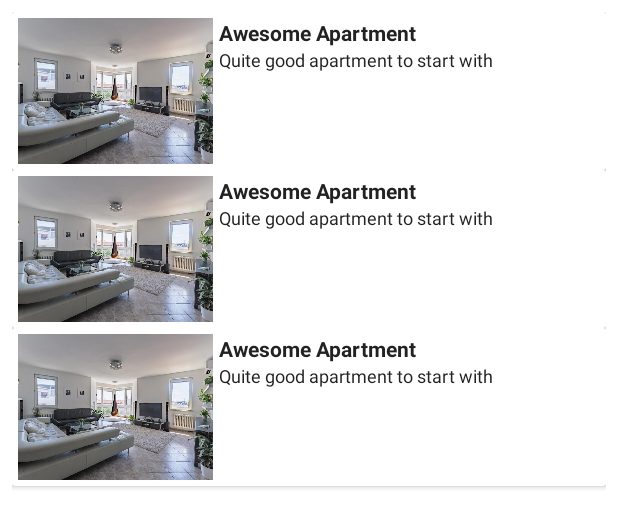
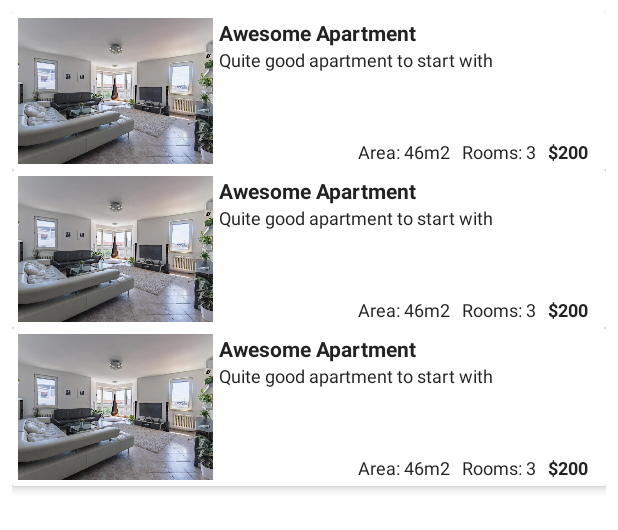
Before and after one commit to bkraszewski/Awesome_Rent, an Android app: the layout fragment_rent_list.xml on its own in the app's theme, with its tools: preview values and no code run, on a phone screen of 412 x 824 dp. Shown: the top 530 px of the screen. Run offline under Robolectric (Android 15) with nearby library versions, the phone set to English and light mode, and no system bars.

Commit message:
integration with data model

```diff
--- a/app/src/main/java/pl/starter/android/feature/explore/list/RentListFragment.kt
+++ b/app/src/main/java/pl/starter/android/feature/explore/list/RentListFragment.kt
@@ -2,15 +2,19 @@ package pl.starter.android.feature.explore.list
 
 import android.os.Bundle
 import android.view.View
+import kotlinx.android.synthetic.main.fragment_rent_list.*
 import pl.starter.android.R
 import pl.starter.android.base.BaseFragment
 import pl.starter.android.databinding.FragmentProfileBinding
+import pl.starter.android.utils.GridSpaceItemDecoration
 
 class RentListFragment : BaseFragment<RentListView, RentListViewModel,
     FragmentProfileBinding>(R.layout.fragment_rent_list), RentListView {
     override fun onViewCreated(view: View, savedInstanceState: Bundle?) {
         super.onViewCreated(view, savedInstanceState)
         setup(this, RentListViewModel::class.java)
+
+        rvApartmentList.addItemDecoration(GridSpaceItemDecoration(16,8))
     }
 
 
--- a/app/src/main/java/pl/starter/android/service/ApiModels.kt
+++ b/app/src/main/java/pl/starter/android/service/ApiModels.kt
@@ -22,6 +22,6 @@ enum class ApartmentState {
 }
 
 data class Apartment(val id: Long, val name: String, val description: String,
-                    val floorAreaSize: BigDecimal, val pricePerMont: BigDecimal, val rooms: Int,
-                    val latitude: Double, val longitude: Double, val addedTimestamp: Long, val realtorId: Long,
-                    val realtorEmail: String, val state: ApartmentState)
+                     val floorAreaSize: BigDecimal, val pricePerMonth: BigDecimal, val rooms: Int,
+                     val latitude: Double, val longitude: Double, val addedTimestamp: Long, val realtorId: Long,
+                     val realtorEmail: String, val state: ApartmentState)
--- a/app/src/main/java/pl/starter/android/utils/StringProvider.kt
+++ b/app/src/main/java/pl/starter/android/utils/StringProvider.kt
@@ -9,7 +9,7 @@ interface StringProvider {
 
 class ContextStringProvider(private val context: Context) : StringProvider {
 
-    override fun getString(textId: Int, vararg objects: Any) = context.resources.getString(textId, *objects)
+    override fun getString(textId: Int, vararg objects: Any) = context.resources.getString(textId)
 
     override fun getQuantityString(textId: Int, count: Int, vararg objects: Any) =
         context.resources.getQuantityString(textId, count, *objects)
--- a/app/src/main/res/layout/item_apartment_card.xml
+++ b/app/src/main/res/layout/item_apartment_card.xml
@@ -1,21 +1,23 @@
 <?xml version="1.0" encoding="utf-8"?>
 
 <layout xmlns:android="http://schemas.android.com/apk/res/android"
-    xmlns:app="http://schemas.android.com/apk/res-auto">
+    xmlns:app="http://schemas.android.com/apk/res-auto"
+    xmlns:tools="http://schemas.android.com/tools">
 
     <data>
 
-        <import type="pl.starter.android.service.Apartment" />
+        <import type="pl.starter.android.feature.explore.list.ApartmentRowItem" />
 
         <variable
             name="apartment"
-            type="Apartment" />
+            type="ApartmentRowItem" />
     </data>
 
     <androidx.cardview.widget.CardView
         android:layout_width="match_parent"
         android:layout_height="wrap_content"
-        android:orientation="vertical">
+        android:orientation="vertical"
+        app:cardElevation="@dimen/half_spacer">
 
         <androidx.constraintlayout.widget.ConstraintLayout
             android:layout_width="match_parent"
@@ -39,9 +41,10 @@
                 android:layout_width="wrap_content"
                 android:layout_height="wrap_content"
                 android:layout_marginStart="@dimen/half_spacer"
-                android:text="Awesome Apartment"
+                android:text="@{apartment.apartment.name}"
                 app:layout_constraintStart_toEndOf="@+id/apartmentImage"
-                app:layout_constraintTop_toTopOf="parent" />
+                app:layout_constraintTop_toTopOf="parent"
+                tools:text="Awesome Apartment" />
 
             <TextView
                 android:id="@+id/apartmentDescription"
@@ -51,11 +54,53 @@
                 android:layout_marginStart="@dimen/half_spacer"
                 android:gravity="start"
                 android:maxLines="3"
-                android:text="Quite good apartment to start with"
+                android:text="@{apartment.apartment.description}"
                 app:layout_constraintEnd_toEndOf="parent"
                 app:layout_constraintStart_toEndOf="@+id/apartmentImage"
-                app:layout_constraintTop_toBottomOf="@+id/apartmentName" />
+                app:layout_constraintTop_toBottomOf="@+id/apartmentName"
+                tools:text="Quite good apartment to start with" />
 
+            <TextView
+                android:id="@+id/apartmentPrice"
+                style="@style/TextSmall.Black.Bold"
+                android:layout_width="0dp"
+                android:layout_height="wrap_content"
+                android:layout_marginStart="@dimen/half_spacer"
+                android:layout_marginEnd="@dimen/single_spacer"
+                android:gravity="start"
+                android:text="@{apartment.priceLabel}"
+                app:layout_constraintBottom_toBottomOf="parent"
+                app:layout_constraintEnd_toEndOf="parent"
+                tools:text="$200" />
+
+            <TextView
+                android:id="@+id/apartmentRooms"
+                style="@style/TextSmall.Black"
+                android:layout_width="0dp"
+                android:layout_height="wrap_content"
+                android:layout_marginStart="@dimen/half_spacer"
+                android:layout_marginEnd="@dimen/single_spacer"
+                android:gravity="start"
+                android:text="@{apartment.roomsLabel}"
+                app:layout_constraintBottom_toBottomOf="parent"
+                app:layout_constraintEnd_toEndOf="parent"
+                app:layout_constraintEnd_toStartOf="@+id/apartmentPrice"
+                tools:text="Rooms: 3" />
+
+            <TextView
+                android:id="@+id/apartmentArea"
+                style="@style/TextSmall.Black"
+                android:layout_width="0dp"
+                android:layout_height="wrap_content"
+                android:layout_marginStart="@dimen/half_spacer"
+                android:layout_marginEnd="@dimen/single_spacer"
+                android:gravity="start"
+                android:maxLines="3"
+                android:text="@{apartment.areaLabel}"
+                app:layout_constraintBottom_toBottomOf="parent"
+                app:layout_constraintEnd_toEndOf="parent"
+                app:layout_constraintEnd_toStartOf="@+id/apartmentRooms"
+                tools:text="Area: 46m2" />
 
         </androidx.constraintlayout.widget.ConstraintLayout>
 
--- a/app/src/main/res/values/strings.xml
+++ b/app/src/main/res/values/strings.xml
@@ -33,4 +33,9 @@
     <string name="explore_map">Map</string>
     <string name="explore_show_filters">Filters</string>
     <string name="common_general_error">Oops, something went wrong!</string>
+
+    <string name="explore_apartment_area">Area: %s m²</string>
+    <string name="explore_apartment_rooms">Rooms: %s</string>
+    <string name="explore_apartment_price">$%s</string>
+
 </resources>
```
Also changed, not shown: app/src/main/java/pl/starter/android/feature/explore/list/ApartmentRowItem.kt (added, +7 -0 lines), app/src/main/java/pl/starter/android/feature/explore/list/RentListViewModel.kt (+14 -3 lines), app/src/main/java/pl/starter/android/utils/GridSpaceDecorator.kt (added, +17 -0 lines).
